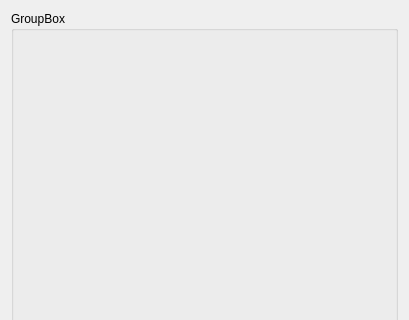
Old version of the form gui/workday.ui in the repository Tabascl/QTimeCapture; both pictures show x 0 to 409 and y 0 to 320 of the 409 by 503 pixel window.
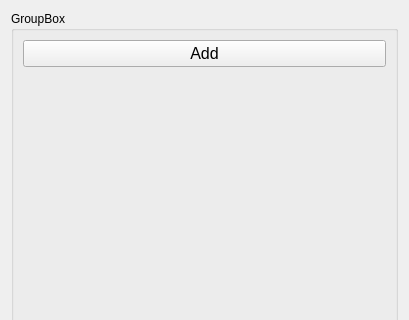
New version of the form.

Commit message: Add "add" buttons to workday view

What changed in the file:
```diff
--- a/gui/workday.ui
+++ b/gui/workday.ui
@@ -20,6 +20,22 @@
       <string>GroupBox</string>
      </property>
      <layout class="QVBoxLayout" name="verticalLayout_2">
+      <item>
+       <widget class="QPushButton" name="addButton">
+        <property name="font">
+         <font>
+          <family>Leelawadee UI</family>
+          <pointsize>12</pointsize>
+          <weight>50</weight>
+          <bold>false</bold>
+          <kerning>true</kerning>
+         </font>
+        </property>
+        <property name="text">
+         <string>Add</string>
+        </property>
+       </widget>
+      </item>
       <item>
        <layout class="QVBoxLayout" name="entryLayout"/>
       </item>
```
The commit also changes 2 other files.
